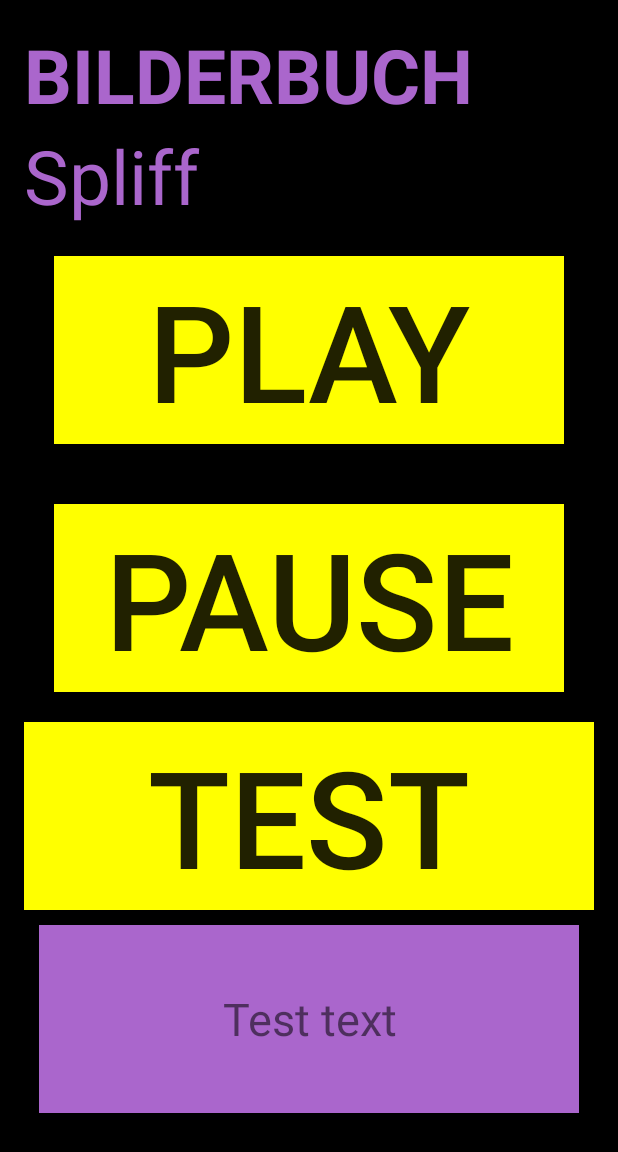
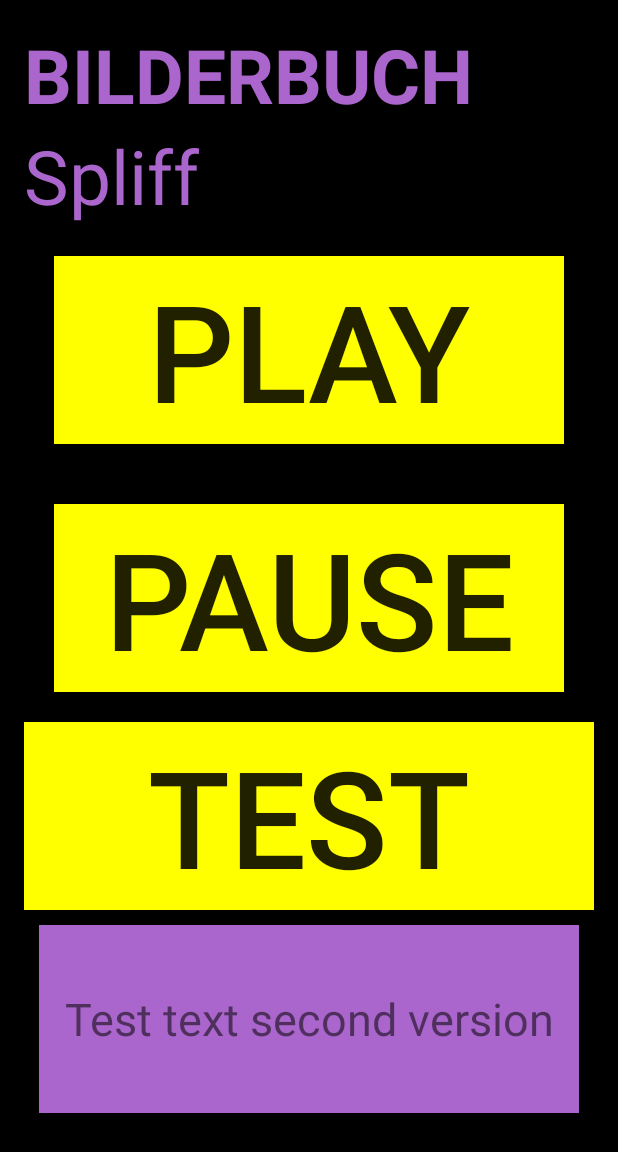
Before and after one commit to BlondEgoiste/Sampleaudioapp, an Android app: the screen it shows after launch (MainActivity), on a phone screen of 412 x 824 dp, the part 84-1236 px from its top. Run offline under Robolectric (Android 15) with nearby library versions, the phone set to English and light mode, and no system bars.

Commit message:
Changed test text in layout

```diff
--- a/app/src/main/res/layout/activity_main.xml
+++ b/app/src/main/res/layout/activity_main.xml
@@ -60,7 +60,7 @@
         android:layout_width="match_parent"
         android:layout_height="0dp"
         android:layout_weight="1"
-        android:text="Test text"
+        android:text="Test text second version"
         android:gravity="center"
         android:background="@android:color/holo_purple"
         android:layout_margin="10dp"
```
